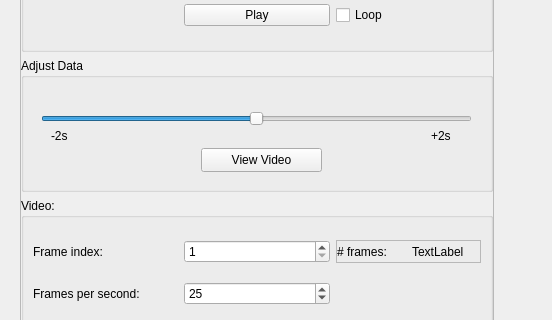
Before: the Qt Designer form mapclientplugins/ecgstep/qt/ecgwidget.ui in Tehsurfer/mapclientplugins.ecgstep, drawn with Qt 5; both pictures show x 0 to 552 and y 122 to 442 of the 927 by 789 pixel window.
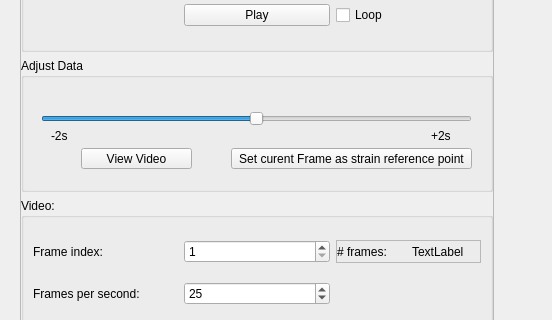
After: the same form once the commit is applied. Icons and pictures are not drawn. Custom widgets are drawn as their Qt base class.

What changed in the file:
```diff
--- a/mapclientplugins/ecgstep/qt/ecgwidget.ui
+++ b/mapclientplugins/ecgstep/qt/ecgwidget.ui
@@ -77,7 +77,7 @@
             <x>0</x>
             <y>0</y>
             <width>472</width>
-            <height>409</height>
+            <height>423</height>
            </rect>
           </property>
           <property name="sizePolicy">
@@ -219,16 +219,29 @@
                <widget class="QPushButton" name="viewVideo_button">
                 <property name="geometry">
                  <rect>
-                  <x>180</x>
+                  <x>60</x>
                   <y>90</y>
-                  <width>121</width>
-                  <height>24</height>
+                  <width>111</width>
+                  <height>21</height>
                  </rect>
                 </property>
                 <property name="text">
                  <string>View Video</string>
                 </property>
                </widget>
+               <widget class="QPushButton" name="strain_reference_button">
+                <property name="geometry">
+                 <rect>
+                  <x>210</x>
+                  <y>90</y>
+                  <width>241</width>
+                  <height>21</height>
+                 </rect>
+                </property>
+                <property name="text">
+                 <string>Set curent Frame as strain reference point</string>
+                </property>
+               </widget>
               </widget>
              </item>
              <item>
```
Left out of the diff: 2 changed lines with no effect on the pictures.
